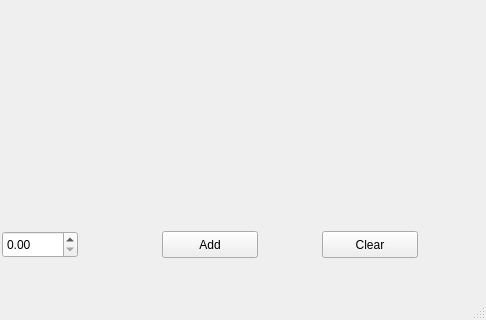
Above: gui/convexhull/mainwindow.ui from Robo-Sapien/Convex-Hull-algorithms before the change; both pictures show x 198 to 684 and y 246 to 566 of the 684 by 566 pixel window. Below: the same form after it.
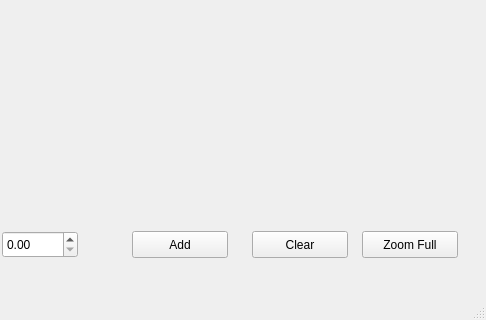
That is the form after the change. Custom widgets are drawn as their Qt base class.

```diff
--- a/gui/convexhull/mainwindow.ui
+++ b/gui/convexhull/mainwindow.ui
@@ -47,7 +47,7 @@
    <widget class="QPushButton" name="btn_add">
     <property name="geometry">
      <rect>
-      <x>360</x>
+      <x>330</x>
       <y>460</y>
       <width>96</width>
       <height>27</height>
@@ -60,7 +60,7 @@
    <widget class="QPushButton" name="btn_clear">
     <property name="geometry">
      <rect>
-      <x>520</x>
+      <x>450</x>
       <y>460</y>
       <width>96</width>
       <height>27</height>
@@ -96,6 +96,19 @@
      <string>y</string>
     </property>
    </widget>
+   <widget class="QPushButton" name="btn_zoomFull">
+    <property name="geometry">
+     <rect>
+      <x>560</x>
+      <y>460</y>
+      <width>96</width>
+      <height>27</height>
+     </rect>
+    </property>
+    <property name="text">
+     <string>Zoom Full</string>
+    </property>
+   </widget>
   </widget>
   <widget class="QMenuBar" name="menuBar">
    <property name="geometry">
```
